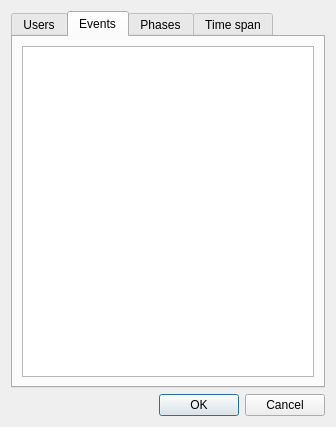
Old version of the form RequestEventsDlg.ui in the repository congchenutd/teamradar.
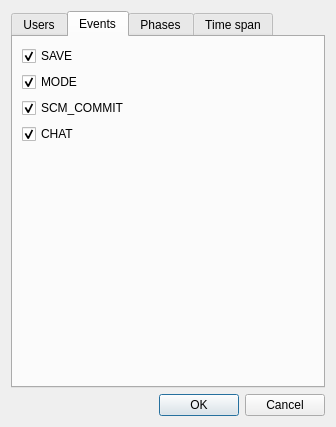
New version of the form. The open tabs and pages were chosen to show the change.

Commit message: = use check box instead of ImageColorBoolProxy in RequestEventsDlg for Events

The edit to the form file:
```diff
--- a/RequestEventsDlg.ui
+++ b/RequestEventsDlg.ui
@@ -40,17 +40,60 @@
       <attribute name="title">
        <string>Events</string>
       </attribute>
-      <layout class="QHBoxLayout" name="horizontalLayout_2">
+      <layout class="QVBoxLayout" name="verticalLayout_4">
        <item>
-        <widget class="QTableView" name="tvEventTypes">
-         <property name="editTriggers">
-          <set>QAbstractItemView::NoEditTriggers</set>
+        <widget class="QCheckBox" name="checkSave">
+         <property name="text">
+          <string>SAVE</string>
          </property>
-         <property name="selectionMode">
-          <enum>QAbstractItemView::NoSelection</enum>
+         <property name="checked">
+          <bool>true</bool>
          </property>
         </widget>
        </item>
+       <item>
+        <widget class="QCheckBox" name="checkMode">
+         <property name="text">
+          <string>MODE</string>
+         </property>
+         <property name="checked">
+          <bool>true</bool>
+         </property>
+        </widget>
+       </item>
+       <item>
+        <widget class="QCheckBox" name="checkSCM">
+         <property name="text">
+          <string>SCM_COMMIT</string>
+         </property>
+         <property name="checked">
+          <bool>true</bool>
+         </property>
+        </widget>
+       </item>
+       <item>
+        <widget class="QCheckBox" name="checkChat">
+         <property name="text">
+          <string>CHAT</string>
+         </property>
+         <property name="checked">
+          <bool>true</bool>
+         </property>
+        </widget>
+       </item>
+       <item>
+        <spacer name="verticalSpacer_3">
+         <property name="orientation">
+          <enum>Qt::Vertical</enum>
+         </property>
+         <property name="sizeHint" stdset="0">
+          <size>
+           <width>20</width>
+           <height>229</height>
+          </size>
+         </property>
+        </spacer>
+       </item>
       </layout>
      </widget>
      <widget class="QWidget" name="tabPhases">
```
The commit also changes 2 other files.
